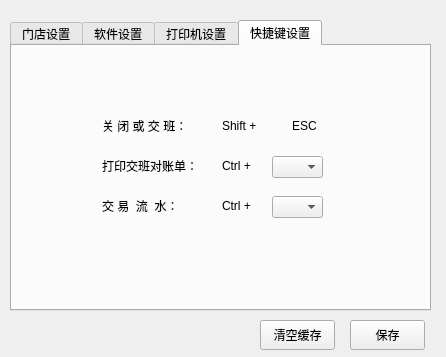
Above: bbqshop/MainDlg/maindlg.ui from qinan2014/bbqshop before the change. Below: the same form after it.
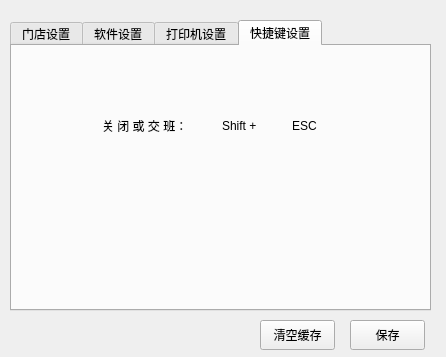
That is the form after the change. The open tabs and pages were chosen to show the change.

Commit message: 快捷键界面

```diff
--- a/bbqshop/MainDlg/maindlg.ui
+++ b/bbqshop/MainDlg/maindlg.ui
@@ -630,98 +630,6 @@
        <height>121</height>
       </rect>
      </property>
-     <widget class="QWidget" name="widget_10" native="true">
-      <property name="geometry">
-       <rect>
-        <x>10</x>
-        <y>90</y>
-        <width>241</width>
-        <height>23</height>
-       </rect>
-      </property>
-      <widget class="QLabel" name="label_16">
-       <property name="geometry">
-        <rect>
-         <x>10</x>
-         <y>0</y>
-         <width>101</width>
-         <height>20</height>
-        </rect>
-       </property>
-       <property name="text">
-        <string>交 易  流  水：</string>
-       </property>
-      </widget>
-      <widget class="QComboBox" name="cboTradeInfo">
-       <property name="geometry">
-        <rect>
-         <x>180</x>
-         <y>0</y>
-         <width>51</width>
-         <height>22</height>
-        </rect>
-       </property>
-      </widget>
-      <widget class="QLabel" name="label_20">
-       <property name="geometry">
-        <rect>
-         <x>130</x>
-         <y>0</y>
-         <width>41</width>
-         <height>20</height>
-        </rect>
-       </property>
-       <property name="text">
-        <string>Ctrl + </string>
-       </property>
-      </widget>
-     </widget>
-     <widget class="QWidget" name="widget_8" native="true">
-      <property name="geometry">
-       <rect>
-        <x>10</x>
-        <y>50</y>
-        <width>241</width>
-        <height>23</height>
-       </rect>
-      </property>
-      <widget class="QLabel" name="label_14">
-       <property name="geometry">
-        <rect>
-         <x>10</x>
-         <y>0</y>
-         <width>101</width>
-         <height>20</height>
-        </rect>
-       </property>
-       <property name="text">
-        <string>打印交班对账单：</string>
-       </property>
-      </widget>
-      <widget class="QLabel" name="label_18">
-       <property name="geometry">
-        <rect>
-         <x>130</x>
-         <y>0</y>
-         <width>41</width>
-         <height>20</height>
-        </rect>
-       </property>
-       <property name="text">
-        <string>Ctrl + </string>
-       </property>
-      </widget>
-      <widget class="QComboBox" name="cboPrintHandover">
-       <property name="geometry">
-        <rect>
-         <x>180</x>
-         <y>0</y>
-         <width>51</width>
-         <height>22</height>
-        </rect>
-       </property>
-      </widget>
-     </widget>
      <widget class="QWidget" name="widget_7" native="true">
       <property name="geometry">
        <rect>
```
The commit also changes 2 other files.
